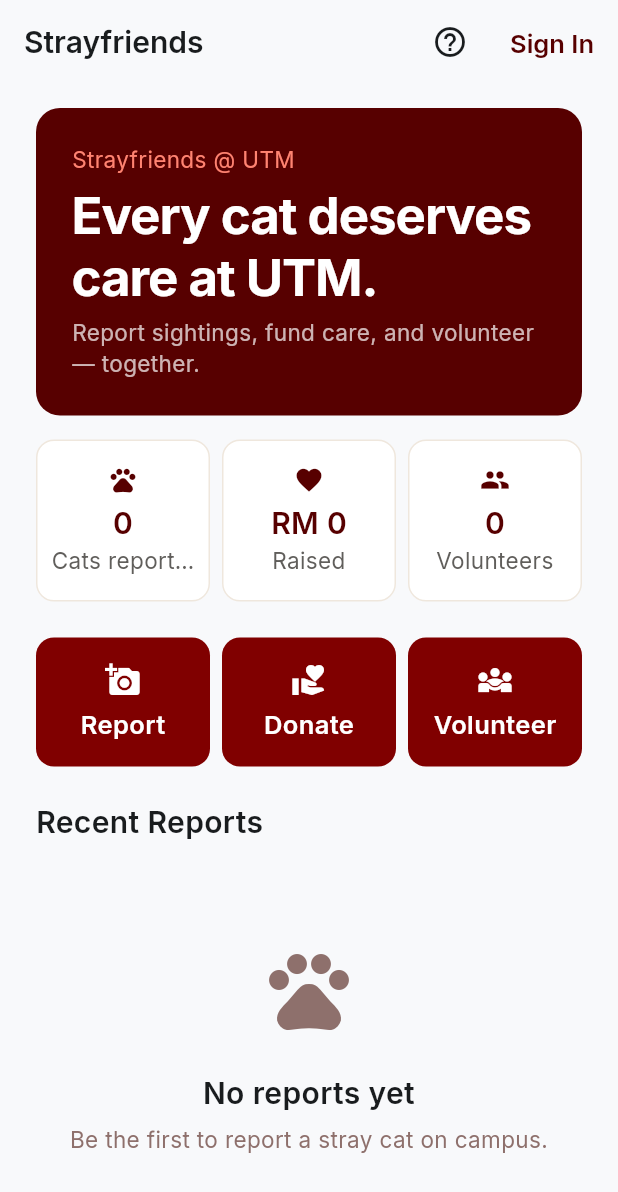
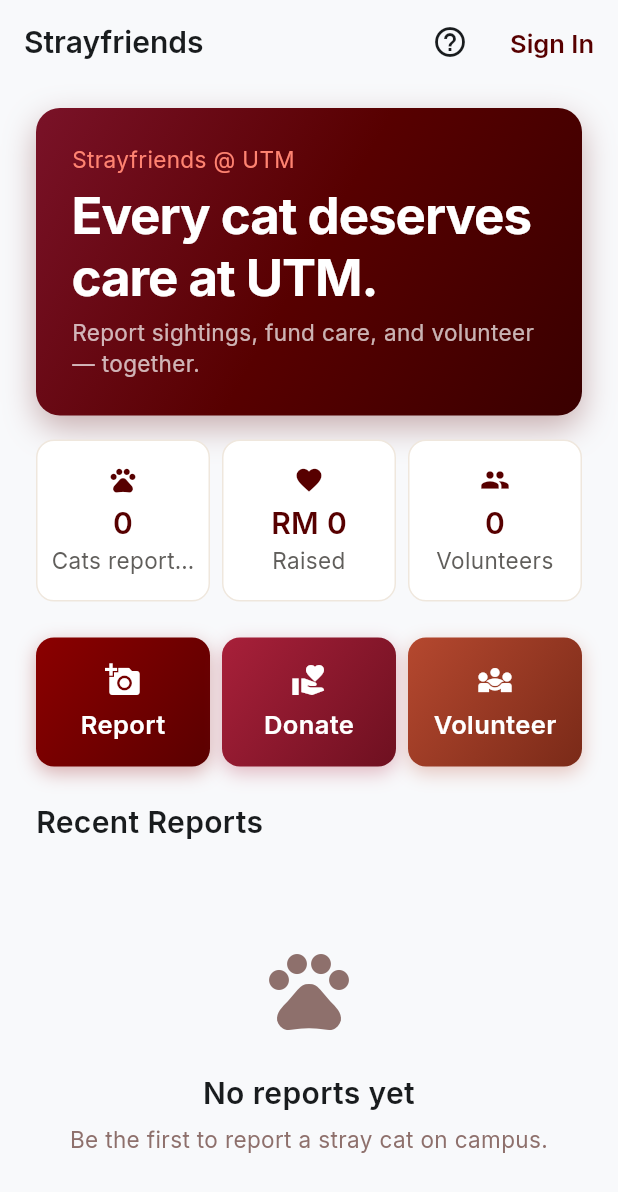
Before and after one commit to muzzz20/NoName-App-Dev, a Flutter app: the screen it shows after launch, on a phone screen of 412 x 824 dp. Shown: the top 1192 px of the screen. Run offline on Flutter 3.47's test engine with Material 3 defaults, Android fonts, the phone set to English and light mode, and no system bars; our stand-ins replace cloud_firestore, cloud_functions, firebase_auth, firebase_core, firebase_messaging, firebase_storage and 6 more; accounts and stored records are empty.

Commit message:
feat(home): richer maroon — gradient hero + color-coded gradient CTAs
Flat solid maroon felt plain. Added depth + warmth while staying on-brand:
- Hero: 3-stop warm gradient (plum #7A1228 → maroon #570000 → deep
  #3A0000) + soft drop shadow.
- CTAs: per-action gradients in a cohesive warm family (Report maroon,
  Donate crimson-rose, Volunteer terracotta) + soft shadows — color-codes
  the three actions and lifts them off the surface.

flutter analyze: no issues.

Co-Authored-By: Claude Opus 4.7 (1M context) <noreply@anthropic.com>

```diff
--- a/lib/features/reporting/screens/feed_screen.dart
+++ b/lib/features/reporting/screens/feed_screen.dart
@@ -131,8 +131,20 @@ class _FeedScreenState extends State<FeedScreen> {
           AppSpacing.stackMd, AppSpacing.stackLg, AppSpacing.stackMd),
       padding: const EdgeInsets.all(AppSpacing.stackLg),
       decoration: BoxDecoration(
-        color: AppColors.primary,
+        // Warm maroon gradient (plum → maroon → deep maroon) for depth.
+        gradient: const LinearGradient(
+          begin: Alignment.topLeft,
+          end: Alignment.bottomRight,
+          colors: [Color(0xFF7A1228), Color(0xFF570000), Color(0xFF3A0000)],
+        ),
         borderRadius: BorderRadius.circular(AppRadius.lg),
+        boxShadow: [
+          BoxShadow(
+            color: const Color(0xFF570000).withValues(alpha: 0.30),
+            blurRadius: 18,
+            offset: const Offset(0, 8),
+          ),
+        ],
       ),
       child: Column(
         crossAxisAlignment: CrossAxisAlignment.start,
@@ -221,23 +233,27 @@ class _FeedScreenState extends State<FeedScreen> {
       padding: const EdgeInsets.symmetric(horizontal: AppSpacing.stackLg),
       child: Row(
         children: [
-          _ctaCard('Report', Icons.add_a_photo, () {
+          _ctaCard('Report', Icons.add_a_photo,
+              const [Color(0xFF8B0000), Color(0xFF5A0000)], () {
             _isSignedIn
                 ? context.push(AppRoutes.submitReport)
                 : _requireSignIn('report a cat');
           }),
           const SizedBox(width: AppSpacing.stackSm),
           _ctaCard('Donate', Icons.volunteer_activism,
+              const [Color(0xFFA8203A), Color(0xFF6E1020)],
               () => context.push(AppRoutes.campaigns)),
           const SizedBox(width: AppSpacing.stackSm),
           _ctaCard('Volunteer', Icons.diversity_3,
+              const [Color(0xFFB5482F), Color(0xFF7A2A18)],
               () => context.push(AppRoutes.activities)),
         ],
       ),
     );
   }
 
-  Widget _ctaCard(String label, IconData icon, VoidCallback onTap) {
+  Widget _ctaCard(
+      String label, IconData icon, List<Color> gradient, VoidCallback onTap) {
     return Expanded(
       child: InkWell(
         onTap: onTap,
@@ -245,8 +261,19 @@ class _FeedScreenState extends State<FeedScreen> {
         child: Container(
           padding: const EdgeInsets.symmetric(vertical: AppSpacing.stackMd),
           decoration: BoxDecoration(
-            color: AppColors.primaryContainer,
+            gradient: LinearGradient(
+              begin: Alignment.topLeft,
+              end: Alignment.bottomRight,
+              colors: gradient,
+            ),
             borderRadius: BorderRadius.circular(AppRadius.md),
+            boxShadow: [
+              BoxShadow(
+                color: gradient.first.withValues(alpha: 0.30),
+                blurRadius: 10,
+                offset: const Offset(0, 4),
+              ),
+            ],
           ),
           child: Column(
             children: [
```
